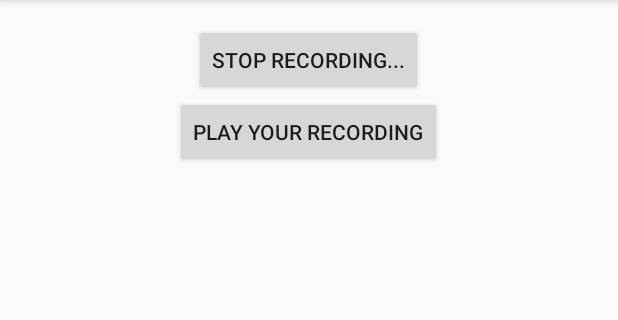
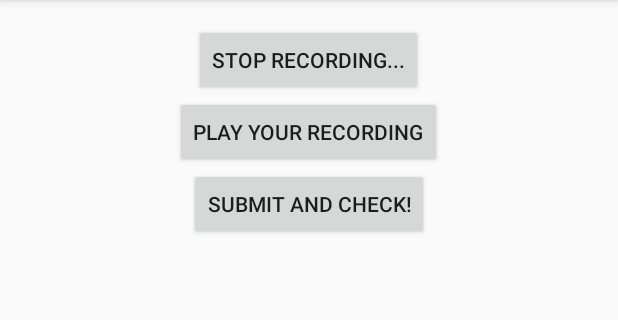
Before and after one commit to flashspeak/flashspeak, an Android app: the screen it shows after launch (MainActivity), after a tap on "START RECORDING", on a phone screen of 412 x 824 dp, the part 84-404 px from its top. Run offline under Robolectric (Android 15) with nearby library versions, the phone set to English and light mode, and no system bars; 2 statements that could not run were skipped.

Commit message:
Recording is working and uploading! Need better upload pages...

```diff
--- a/app/src/main/res/layout/fragment_record.xml
+++ b/app/src/main/res/layout/fragment_record.xml
@@ -23,4 +23,12 @@
         android:id="@+id/button_play"
         android:layout_gravity="center_horizontal" />
 
+    <Button
+        style="?android:attr/buttonStyleSmall"
+        android:layout_width="wrap_content"
+        android:layout_height="wrap_content"
+        android:text="Submit and check!"
+        android:id="@+id/button_submit_recording"
+        android:layout_gravity="center_horizontal" />
+
 </LinearLayout>
```
Also changed, not shown: app/src/main/java/uq/androidhack/flashspeak/RecordFragment.java (+83 -0 lines).
